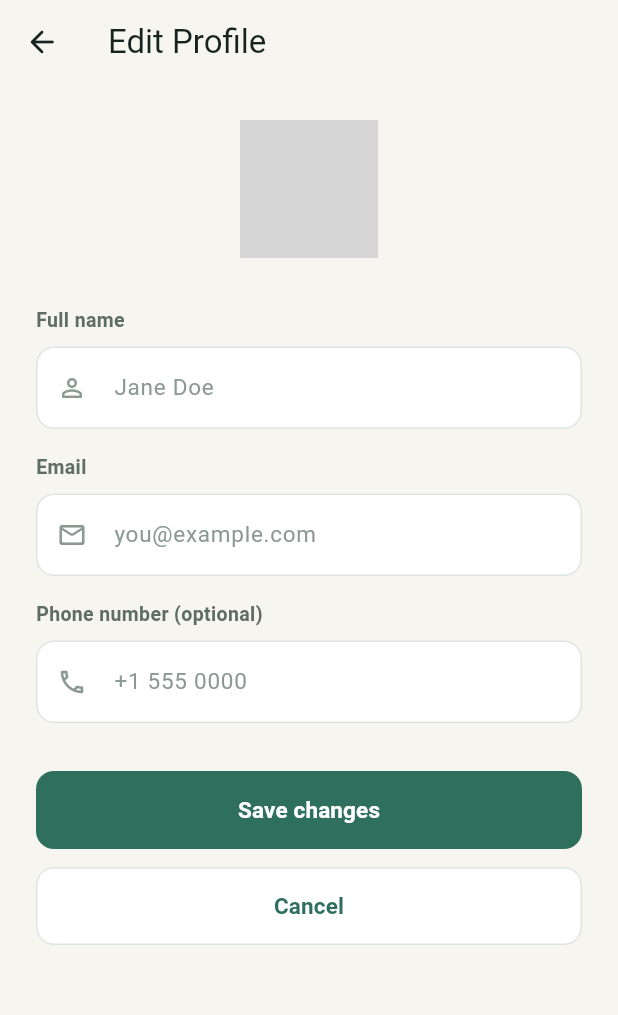
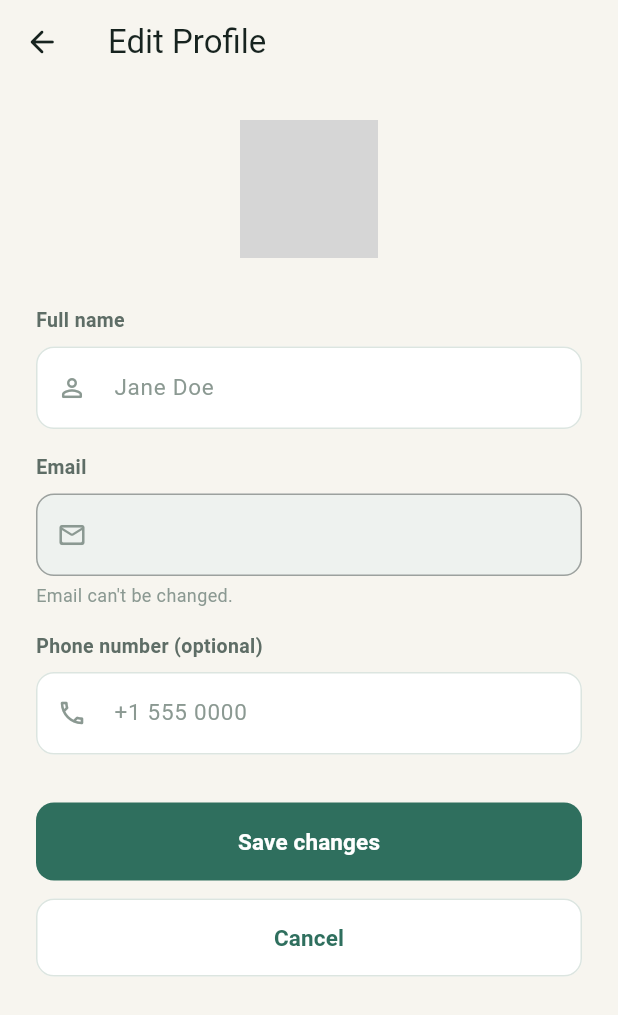
Before and after one commit to sienserey2004/flutter-final, a Flutter app: the EditProfileScreen screen opened directly, on a phone screen of 412 x 824 dp. Shown: the top 1015 px of the screen. Run offline on Flutter 3.47's test engine with Material 3 defaults, Android fonts, the phone set to English and light mode, and no system bars; our stand-ins replace device_preview, shared_preferences; accounts and stored records are empty; network calls fail; statements that could not run were skipped; grey boxes are pictures that could not be loaded.

Commit message:
Fix Activity filters, remove mock data, add product reviews
- Activity: filter by real order date and status (Today, This week,
  Pending, Delivered) and show formatted dates
- Remove unused mock activity and notification samples
- Edit Profile: make email read-only and remove the unfinished
  avatar picker
- Wishlist: make the View cart action open the cart
- Product Detail: add a Write a review sheet backed by
  ProductRepository.submitReview

```diff
--- a/lib/auth/auth_controller.dart
+++ b/lib/auth/auth_controller.dart
@@ -111,7 +111,7 @@ class AuthController extends ChangeNotifier {
     finally { _endSubmit(); }
   }
 
-  Future<bool> updateProfile({required String fullName, required String email, String phone = '', String? newPassword}) async {
+  Future<bool> updateProfile({required String fullName, String phone = '', String? newPassword}) async {
     _beginSubmit();
     try {
       final body = <String, dynamic>{'name': fullName.trim(), 'phone': phone.trim()};
--- a/lib/screens/profile/edit_profile_screen.dart
+++ b/lib/screens/profile/edit_profile_screen.dart
@@ -33,11 +33,7 @@ class _EditProfileScreenState extends State<EditProfileScreen> {
     _emailController = TextEditingController(text: user?.email ?? '');
     _phoneController = TextEditingController(text: user?.phone ?? '');
 
-    for (final controller in [
-      _nameController,
-      _emailController,
-      _phoneController,
-    ]) {
+    for (final controller in [_nameController, _phoneController]) {
       controller.addListener(_onChanged);
     }
   }
@@ -45,7 +41,6 @@ class _EditProfileScreenState extends State<EditProfileScreen> {
   void _onChanged() {
     final user = AuthScope.of(context, listen: false).user;
     final changed = _nameController.text.trim() != (user?.fullName ?? '') ||
-        _emailController.text.trim() != (user?.email ?? '') ||
         _phoneController.text.trim() != (user?.phone ?? '');
 
     if (changed != _hasChanges) {
@@ -71,7 +66,6 @@ class _EditProfileScreenState extends State<EditProfileScreen> {
 
     final success = await auth.updateProfile(
       fullName: _nameController.text,
-      email: _emailController.text,
       phone: _phoneController.text,
     );
 
@@ -121,9 +115,7 @@ class _EditProfileScreenState extends State<EditProfileScreen> {
                   children: [
                     // ---- Avatar ---------------------------------------------
                     Center(
-                      child: Stack(
-                        children: [
-                          CircleAvatar(
+                      child: CircleAvatar(
                         radius: 46,
                         backgroundColor: AppColors.primarySoft,
                         backgroundImage: user?.avatarUrl != null
@@ -139,37 +131,6 @@ class _EditProfileScreenState extends State<EditProfileScreen> {
                                 ),
                               )
                             : null,
-                          ),
-                          Positioned(
-                            right: 0,
-                            bottom: 0,
-                            child: Material(
-                              color: AppColors.primary,
-                              shape: const CircleBorder(),
-                              child: InkWell(
-                                customBorder: const CircleBorder(),
-                                onTap: auth.isSubmitting
-                                    ? null
-                                    : () => ScaffoldMessenger.of(context)
-                                        .showSnackBar(
-                                      const SnackBar(
-                                        content: Text(
-                                          'Image picker not wired up yet.',
-                                        ),
-                                      ),
-                                    ),
-                                child: const Padding(
-                                  padding: EdgeInsets.all(8),
-                                  child: Icon(
-                                    Icons.camera_alt_outlined,
-                                    size: 16,
-                                    color: Colors.white,
-                                  ),
-                                ),
-                              ),
-                            ),
-                          ),
-                        ],
                       ),
                     ),
                     const SizedBox(height: AppSpacing.xxl),
@@ -189,22 +150,22 @@ class _EditProfileScreenState extends State<EditProfileScreen> {
                     ),
                     const SizedBox(height: AppSpacing.lg),
 
+                    // The backend doesn't allow changing the email, so it is
+                    // shown read-only.
                     AppTextField(
                       controller: _emailController,
                       label: 'Email',
-                      hint: 'you@example.com',
                       prefixIcon: Icons.mail_outline_rounded,
                       keyboardType: TextInputType.emailAddress,
-                      enabled: !auth.isSubmitting,
-                      validator: (value) {
-                        final v = value?.trim() ?? '';
-                        if (v.isEmpty) return 'Email is required.';
-                        if (!RegExp(r'^[^@\s]+@[^@\s]+\.[^@\s]+$')
-                            .hasMatch(v)) {
-                          return 'Enter a valid email address.';
-                        }
-                        return null;
-                      },
+                      enabled: false,
+                    ),
+                    const SizedBox(height: 4),
+                    const Text(
+                      'Email can\'t be changed.',
+                      style: TextStyle(
+                        fontSize: 12,
+                        color: AppColors.textTertiary,
+                      ),
                     ),
                     const SizedBox(height: AppSpacing.lg),
 
--- a/lib/widgets/app_text_field.dart
+++ b/lib/widgets/app_text_field.dart
@@ -19,6 +19,7 @@ class AppTextField extends StatelessWidget {
     this.validator,
     this.enabled = true,
     this.onFieldSubmitted,
+    this.maxLines = 1,
   });
 
   final TextEditingController controller;
@@ -32,6 +33,7 @@ class AppTextField extends StatelessWidget {
   final String? Function(String?)? validator;
   final bool enabled;
   final ValueChanged<String>? onFieldSubmitted;
+  final int maxLines;
 
   @override
   Widget build(BuildContext context) {
@@ -55,6 +57,7 @@ class AppTextField extends StatelessWidget {
           textInputAction: textInputAction,
           validator: validator,
           onFieldSubmitted: onFieldSubmitted,
+          maxLines: maxLines,
           style: const TextStyle(
             fontSize: 15,
             fontWeight: FontWeight.w500,
```
Also changed, not shown: lib/models/activity_item.dart (+20 -46 lines), lib/models/app_notification.dart (+0 -32 lines), lib/products/product_repository.dart (+21 -0 lines), lib/screens/main/activity_screen.dart (+9 -4 lines), lib/screens/products/product_detail_screen.dart (+44 -3 lines), lib/screens/shopping/wishlist_screen.dart (+5 -4 lines), lib/widgets/products/review_form_sheet.dart (added, +140 -0 lines). Lines whose indentation alone changed are shown as unchanged.
